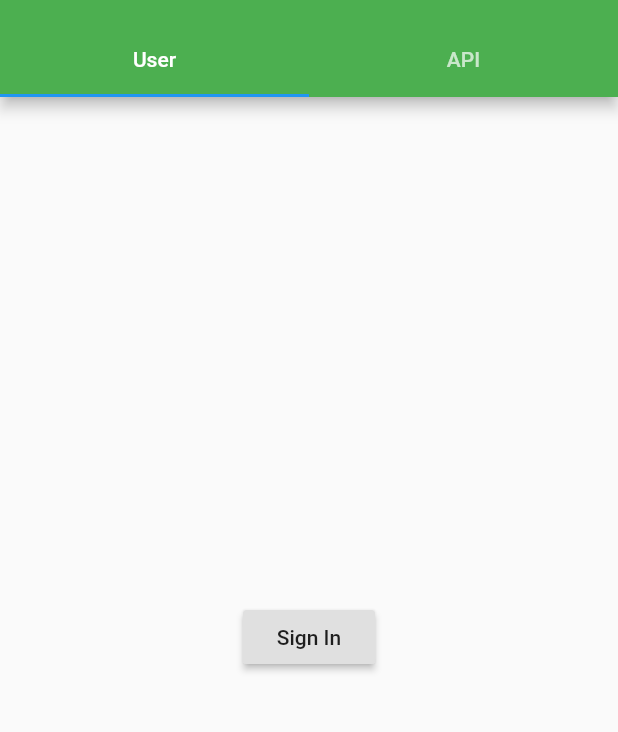
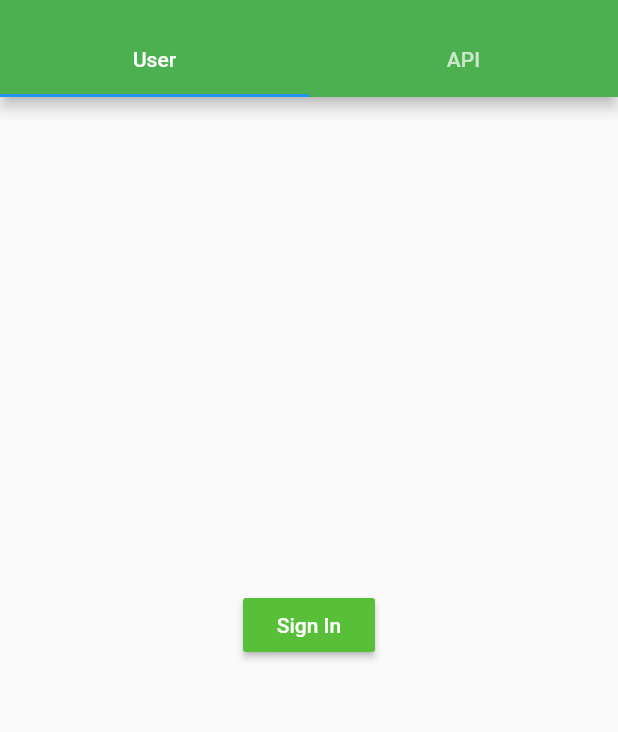
Before and after one commit to line/flutter_line_sdk, a Flutter app: the screen it shows after launch, after a tap on "Sign In", on a phone screen of 412 x 824 dp, the part 59-791 px from its top. Run offline on Flutter 3.47's test engine with Material 2 defaults, Android fonts, the phone set to English and light mode, and no system bars; statements that could not run were skipped.

Commit message:
remove unnecessary test case, fine tune color

```diff
--- a/example/lib/main.dart
+++ b/example/lib/main.dart
@@ -4,6 +4,6 @@ import 'package:flutter_line_sdk/flutter_line_sdk.dart';
 import 'src/app.dart';
 
 void main() async {
-  await LineSDK.instance.setup("1607011670");
+  await LineSDK.instance.setup("1620019587");
   runApp(App());
 }
--- a/example/lib/src/screen/home_page.dart
+++ b/example/lib/src/screen/home_page.dart
@@ -3,6 +3,7 @@ import 'package:flutter/material.dart';
 import 'package:flutter/services.dart';
 import 'package:flutter_line_sdk/flutter_line_sdk.dart';
 
+import '../theme.dart';
 import '../widget/user_info_widget.dart';
 
 class HomePage extends StatefulWidget {
@@ -14,6 +15,7 @@ class _HomePageState extends State<HomePage> {
 
   UserProfile _userProfile;
   String _accessToken;
+  String _logs = "";
 
   @override
   void initState() {
@@ -53,12 +55,21 @@ class _HomePageState extends State<HomePage> {
 
   Widget _containerWidget() {
     if (_userProfile == null) {
-      return RaisedButton(
-          onPressed: _signIn,
-          child: Text(
-            'Sign In'
-          ),
-        );
+      return Padding(
+        padding: const EdgeInsets.all(8.0),
+        child: Column(
+          mainAxisAlignment: MainAxisAlignment.center,
+          children: <Widget>[
+            RaisedButton(
+              textColor: textColor,
+              color: accentColor,
+              onPressed: _signIn,
+              child: Text('Sign In'),
+            ),
+            Text(_logs),
+          ],
+        ),
+      );
     } else {
       return UserInfoWidget(
         userProfile: _userProfile,
@@ -74,7 +85,9 @@ class _HomePageState extends State<HomePage> {
         _accessToken = result.accessToken.value;
       });
     } on PlatformException catch (e) {
-
+      setState(() {
+        _logs = e.toString();
+      });
     }
   }
 
--- /dev/null
+++ b/example/lib/src/theme.dart
@@ -0,0 +1,5 @@
+import 'package:flutter/material.dart';
+
+const Color textColor = Colors.white;
+const Color accentColor = const Color(0xFF58BF38);
+const Color darkAccentColor = const Color(0xFF50AF33);
--- a/example/lib/src/widget/user_info_widget.dart
+++ b/example/lib/src/widget/user_info_widget.dart
@@ -1,6 +1,8 @@
 import 'package:flutter/material.dart';
 
 import 'package:flutter_line_sdk/flutter_line_sdk.dart';
+
+import '../theme.dart';
 
 class UserInfoWidget extends StatelessWidget {
   const UserInfoWidget({
@@ -34,9 +36,11 @@ class UserInfoWidget extends StatelessWidget {
           ),
           Container(
             child: RaisedButton(
+              textColor: textColor,
+              color: accentColor,
               child: Text("Sign Out"),
               onPressed: onSignOutPressed,
-              ),
+            ),
           )
         ],
       )
```
Also changed, not shown: example/lib/src/app.dart (line endings or trailing spaces), 5 other files.
